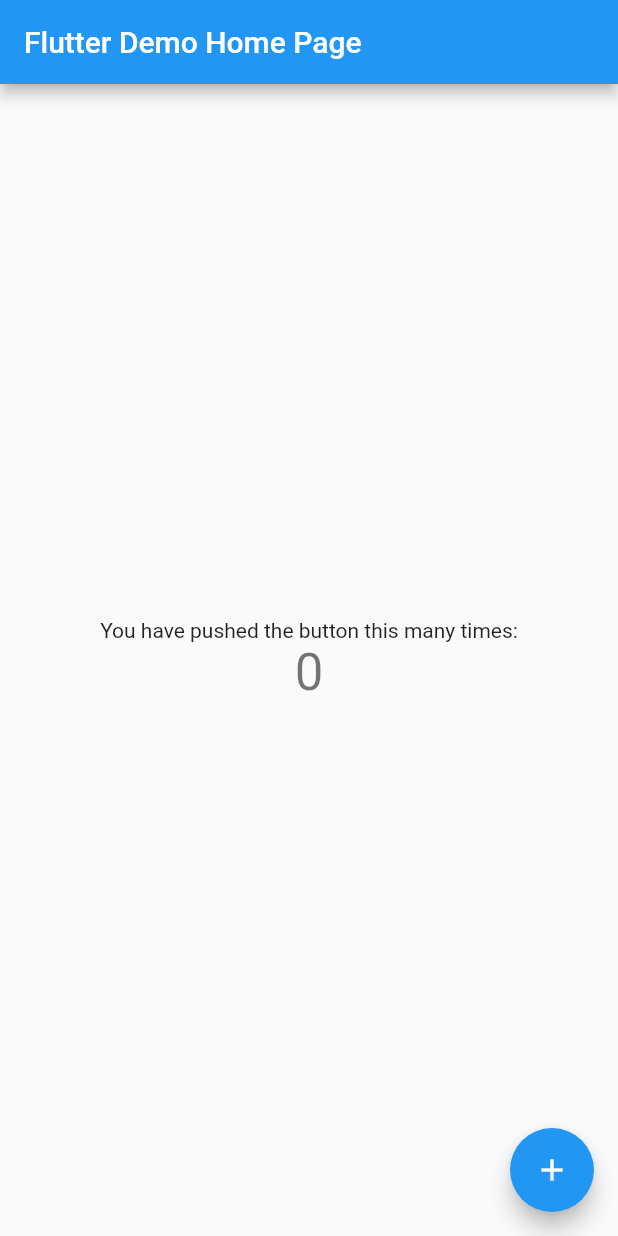
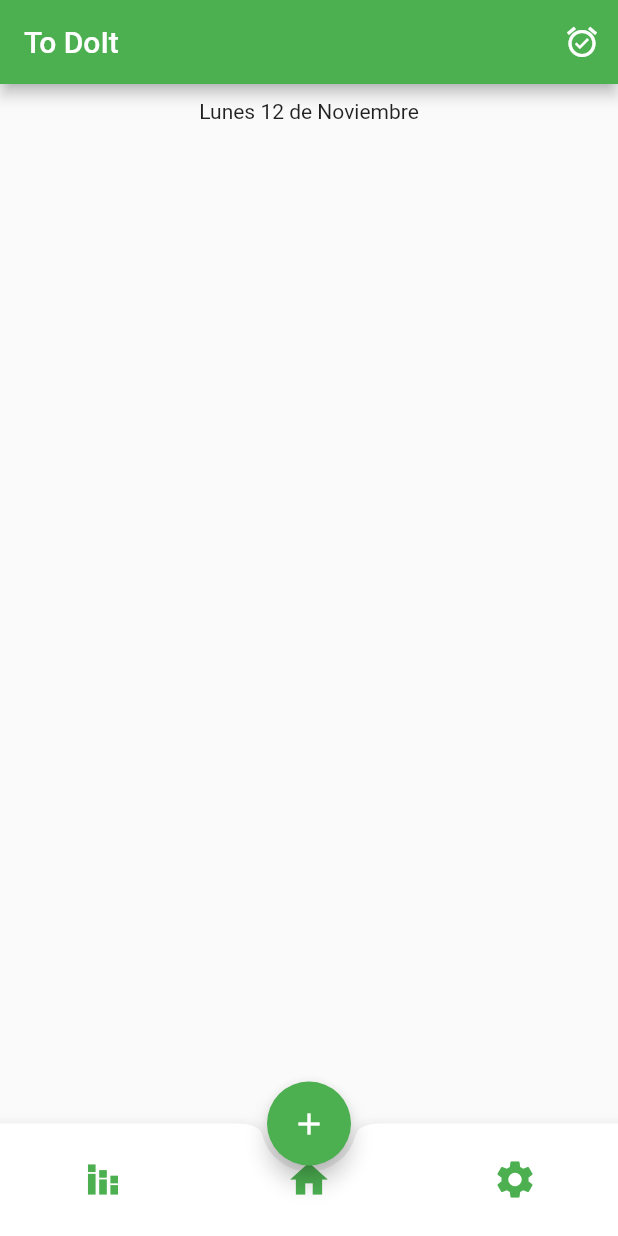
Before and after one commit to GevaIsal/to_doit, a Flutter app: the screen it shows after launch, on a phone screen of 412 x 824 dp. Run offline on Flutter 3.47's test engine with Material 2 defaults, Android fonts, the phone set to English and light mode, and no system bars; our stand-ins replace mobx; generated files the repository leaves out were written again.

Commit message:
- add mobx packages to manage todo elements. - split the code into components(generic for the app) and modules(for specific views) - add bottom_app_bar for navigation using a create PageRoute call "ChangeRoute"

```diff
--- /dev/null
+++ b/lib/app.dart
@@ -0,0 +1,36 @@
+import 'package:flutter/material.dart';
+import 'package:to_doit/components/views/animation_route.dart';
+import 'package:to_doit/modules/home/views/home_screen.dart';
+import 'package:to_doit/modules/settings/views/settings_screen.dart';
+import 'package:to_doit/modules/stadistics/views/stadistic_screen.dart';
+
+class App extends StatefulWidget {
+  @override
+  _AppState createState() => _AppState();
+}
+
+class _AppState extends State<App> {
+  @override
+  Widget build(BuildContext context) {
+    return MaterialApp(
+      title: 'To DoIt',
+      theme: ThemeData(
+        primarySwatch: Colors.green,
+        visualDensity: VisualDensity.adaptivePlatformDensity,
+      ),
+      // home: HomeScreen(),
+      onGenerateRoute: (RouteSettings settings) {
+        switch (settings.name) {
+          case '/home_screen':
+            return ChangingRoute(page: HomeScreen());
+          case '/settings_screen':
+            return ChangingRoute(page: SettingsScreen());
+          case '/stadistic_screen':
+            return ChangingRoute(page: StadisticScreen());
+        }
+        return null;
+      },
+      initialRoute: '/home_screen',
+    );
+  }
+}
--- /dev/null
+++ b/lib/components/views/animation_route.dart
@@ -0,0 +1,31 @@
+import 'package:flutter/material.dart';
+
+class ChangingRoute extends PageRouteBuilder {
+  final Widget page;
+  ChangingRoute({this.page})
+      : super(
+            pageBuilder: (
+              BuildContext context,
+              Animation<double> animation,
+              Animation<double> secondaryAnimation,
+            ) =>
+                page,
+            transitionsBuilder: (
+              BuildContext context,
+              Animation<double> animation,
+              Animation<double> secondaryAnimation,
+              Widget child,
+            ) {
+              var begin = Offset(-0.05, 0.0);
+              var end = Offset.zero;
+              var curve = Curves.slowMiddle;
+              var tween =
+                  Tween(begin: begin, end: end).chain(CurveTween(curve: curve));
+              var offsetAnimation = animation.drive(tween);
+
+              return SlideTransition(
+                position: offsetAnimation,
+                child: child,
+              );
+            });
+}
--- /dev/null
+++ b/lib/components/views/bottom_app_bar.dart
@@ -0,0 +1,65 @@
+import 'package:flutter/material.dart';
+
+class BottomAppBarMenu extends StatefulWidget {
+  final bool active;
+  BottomAppBarMenu({Key key, this.active}) : super(key: key);
+
+  @override
+  _BottomAppBarMenuState createState() => _BottomAppBarMenuState();
+}
+
+class _BottomAppBarMenuState extends State<BottomAppBarMenu> {
+  @override
+  Widget build(BuildContext context) {
+    return BottomAppBar(
+      shape: CircularNotchedRectangle(),
+      child: Container(
+        height: 75,
+        child: Row(
+          mainAxisSize: MainAxisSize.max,
+          mainAxisAlignment: MainAxisAlignment.spaceAround,
+          children: [
+            IconButton(
+              icon: Icon(
+                Icons.stacked_bar_chart,
+                color: widget.active ? Colors.green : Colors.blueGrey,
+                size: 30,
+              ),
+              onPressed: () {
+                setState(() {
+                  Navigator.of(context)
+                      .pushReplacementNamed('/stadistic_screen');
+                });
+              },
+            ),
+            IconButton(
+              icon: Icon(
+                Icons.home,
+                color: widget.active ? Colors.green : Colors.blueGrey,
+                size: 30,
+              ),
+              onPressed: () {
+                setState(() {
+                  Navigator.of(context).pushReplacementNamed('/home_screen');
+                });
+              },
+            ),
+            IconButton(
+              icon: Icon(
+                Icons.settings,
+                color: widget.active ? Colors.green : Colors.blueGrey,
+                size: 30,
+              ),
+              onPressed: () {
+                setState(() {
+                  Navigator.of(context)
+                      .pushReplacementNamed('/settings_screen');
+                });
+              },
+            ),
+          ],
+        ),
+      ),
+    );
+  }
+}
--- a/lib/main.dart
+++ b/lib/main.dart
@@ -1,117 +1,6 @@
 import 'package:flutter/material.dart';
+import 'package:to_doit/app.dart';
 
 void main() {
-  runApp(MyApp());
+  runApp(App());
 }
-
-class MyApp extends StatelessWidget {
-  // This widget is the root of your application.
-  @override
-  Widget build(BuildContext context) {
-    return MaterialApp(
-      title: 'Flutter Demo',
-      theme: ThemeData(
-        // This is the theme of your application.
-        //
-        // Try running your application with "flutter run". You'll see the
-        // application has a blue toolbar. Then, without quitting the app, try
-        // changing the primarySwatch below to Colors.green and then invoke
-        // "hot reload" (press "r" in the console where you ran "flutter run",
-        // or simply save your changes to "hot reload" in a Flutter IDE).
-        // Notice that the counter didn't reset back to zero; the application
-        // is not restarted.
-        primarySwatch: Colors.blue,
-        // This makes the visual density adapt to the platform that you run
-        // the app on. For desktop platforms, the controls will be smaller and
-        // closer together (more dense) than on mobile platforms.
-        visualDensity: VisualDensity.adaptivePlatformDensity,
-      ),
-      home: MyHomePage(title: 'Flutter Demo Home Page'),
-    );
-  }
-}
-
-class MyHomePage extends StatefulWidget {
-  MyHomePage({Key key, this.title}) : super(key: key);
-
-  // This widget is the home page of your application. It is stateful, meaning
-  // that it has a State object (defined below) that contains fields that affect
-  // how it looks.
-
-  // This class is the configuration for the state. It holds the values (in this
-  // case the title) provided by the parent (in this case the App widget) and
-  // used by the build method of the State. Fields in a Widget subclass are
-  // always marked "final".
-
-  final String title;
-
-  @override
-  _MyHomePageState createState() => _MyHomePageState();
-}
-
-class _MyHomePageState extends State<MyHomePage> {
-  int _counter = 0;
-
-  void _incrementCounter() {
-    setState(() {
-      // This call to setState tells the Flutter framework that something has
-      // changed in this State, which causes it to rerun the build method below
-      // so that the display can reflect the updated values. If we changed
-      // _counter without calling setState(), then the build method would not be
-      // called again, and so nothing would appear to happen.
-      _counter++;
-    });
-  }
-
-  @override
-  Widget build(BuildContext context) {
-    // This method is rerun every time setState is called, for instance as done
-    // by the _incrementCounter method above.
-    //
-    // The Flutter framework has been optimized to make rerunning build methods
-    // fast, so that you can just rebuild anything that needs updating rather
-    // than having to individually change instances of widgets.
-    return Scaffold(
-      appBar: AppBar(
-        // Here we take the value from the MyHomePage object that was created by
-        // the App.build method, and use it to set our appbar title.
-        title: Text(widget.title),
-      ),
-      body: Center(
-        // Center is a layout widget. It takes a single child and positions it
-        // in the middle of the parent.
-        child: Column(
-          // Column is also a layout widget. It takes a list of children and
-          // arranges them vertically. By default, it sizes itself to fit its
-          // children horizontally, and tries to be as tall as its parent.
-          //
-          // Invoke "debug painting" (press "p" in the console, choose the
-          // "Toggle Debug Paint" action from the Flutter Inspector in Android
-          // Studio, or the "Toggle Debug Paint" command in Visual Studio Code)
-          // to see the wireframe for each widget.
-          //
-          // Column has various properties to control how it sizes itself and
-          // how it positions its children. Here we use mainAxisAlignment to
-          // center the children vertically; the main axis here is the vertical
-          // axis because Columns are vertical (the cross axis would be
-          // horizontal).
-          mainAxisAlignment: MainAxisAlignment.center,
-          children: <Widget>[
-            Text(
-              'You have pushed the button this many times:',
-            ),
-            Text(
-              '$_counter',
-              style: Theme.of(context).textTheme.headline4,
-            ),
-          ],
-        ),
-      ),
-      floatingActionButton: FloatingActionButton(
-        onPressed: _incrementCounter,
-        tooltip: 'Increment',
-        child: Icon(Icons.add),
-      ), // This trailing comma makes auto-formatting nicer for build methods.
-    );
-  }
-}
--- /dev/null
+++ b/lib/modules/home/views/home_screen.dart
@@ -0,0 +1,114 @@
+import 'package:flutter/material.dart';
+import 'package:to_doit/components/views/bottom_app_bar.dart';
+
+class HomeScreen extends StatefulWidget {
+  @override
+  _HomeScreenState createState() => _HomeScreenState();
+}
+
+class _HomeScreenState extends State<HomeScreen> {
+  List taskAddedList = [];
+  TextEditingController _taskContentController = TextEditingController();
+
+  @override
+  Widget build(BuildContext context) {
+    return Scaffold(
+      appBar: AppBar(
+        title: Text('To DoIt'),
+        actions: [IconButton(icon: Icon(Icons.alarm_on), onPressed: () {})],
+      ),
+      body: SingleChildScrollView(
+        child: Column(
+          crossAxisAlignment: CrossAxisAlignment.stretch,
+          children: [
+            Container(
+              padding: EdgeInsets.all(10),
+              child: Text(
+                'Lunes 12 de Noviembre',
+                textAlign: TextAlign.center,
+              ),
+            ),
+            SizedBox(height: 20),
+            Column(
+              children: todoList(),
+            ),
+          ],
+        ),
+      ),
+      floatingActionButton: floatingActionButton(),
+      floatingActionButtonLocation: FloatingActionButtonLocation.centerDocked,
+      bottomNavigationBar: BottomAppBarMenu(active: true),
+    );
+  }
+
+  List<Widget> todoList() {
+    return List<Widget>.generate(
+      taskAddedList.length,
+      (index) {
+        return Text(taskAddedList[index] ?? '');
+      },
+    );
+  }
+
+  Future<dynamic> dialogFill(BuildContext context) {
+    return showDialog(
+      context: context,
+      barrierDismissible: false,
+      builder: (_) => AlertDialog(
+        title: Text(
+          'Add new task',
+          textAlign: TextAlign.center,
+        ),
+        content: ListView(
+          children: [
+            TextFormField(
+              textCapitalization: TextCapitalization.sentences,
+              controller: _taskContentController,
+            ),
+            SizedBox(height: 10),
+            CalendarDatePicker(
+              initialDate: DateTime.now(),
+              firstDate: DateTime.now(),
+              lastDate: DateTime.now(),
+              onDateChanged: (date) => print(date),
+            ),
+            SizedBox(height: 10),
+          ],
+        ),
+        actions: [
+          OutlineButton(
+            child: Text('Cancel'),
+            textColor: Colors.red,
+            borderSide: BorderSide(color: Colors.red),
+            onPressed: () {
+              Navigator.of(context).pop();
+            },
+          ),
+          FlatButton(
+            child: Text('Add'),
+            color: Colors.green,
+            onPressed: () {
+              setState(() {
+                taskAddedList.add(_taskContentController.text);
+                _taskContentController.clear();
+              });
+
+              Navigator.of(context).pop();
+            },
+          ),
+        ],
+      ),
+    );
+  }
+
+  Container floatingActionButton() {
+    return Container(
+      child: FittedBox(
+        child: FloatingActionButton(
+          child: Icon(Icons.add),
+          onPressed: () => dialogFill(context),
+        ),
+      ),
+    );
+  }
+}
```
Also changed, not shown: lib/modules/home/stores/todo.dart (added, +23 -0 lines), lib/modules/home/stores/todo_list.dart (added, +20 -0 lines), lib/modules/settings/views/settings_screen.dart (added, +22 -0 lines), lib/modules/stadistics/views/stadistic_screen.dart (added, +22 -0 lines), pubspec.yaml (+4 -9 lines), lib/modules/home/stores/todo.g.dart (added), lib/modules/home/stores/todo_list.g.dart (added), pubspec.lock, 2 other files.
